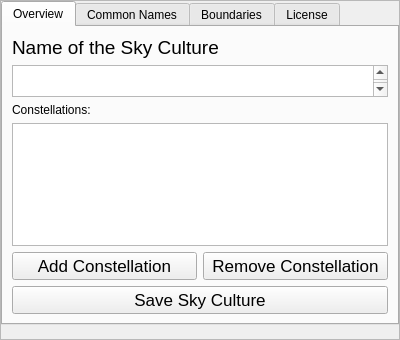
Qt form plugins/SkyCultureMaker/src/gui/scmSkyCultureDialog.ui (Stellarium/stellarium) before a commit.
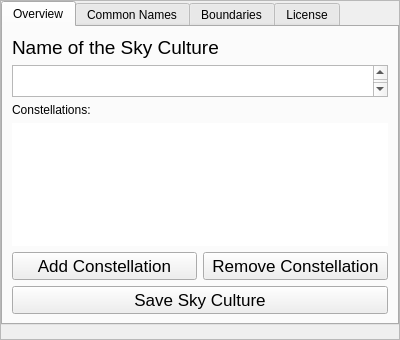
The same form after that commit. Custom widgets are drawn as their Qt base class.

Patch:
```diff
--- a/plugins/SkyCultureMaker/src/gui/scmSkyCultureDialog.ui
+++ b/plugins/SkyCultureMaker/src/gui/scmSkyCultureDialog.ui
@@ -152,6 +152,22 @@
               <height>64</height>
              </size>
             </property>
+            <property name="styleSheet">
+             <string notr="true">
+              QListWidget, QListWidget::viewport {
+                  margin: 0px;
+                  padding: 0px;
+                  border: none;
+                  outline: none;
+              }
+              QListWidget::item {
+                  margin: 0px;
+                  padding: 4px;
+                  border: none;
+                  outline: none;
+              }
+             </string>
+            </property>
            </widget>
           </item>
           <item>
```
Left out of the diff: 4 changed lines with no effect on the pictures.
